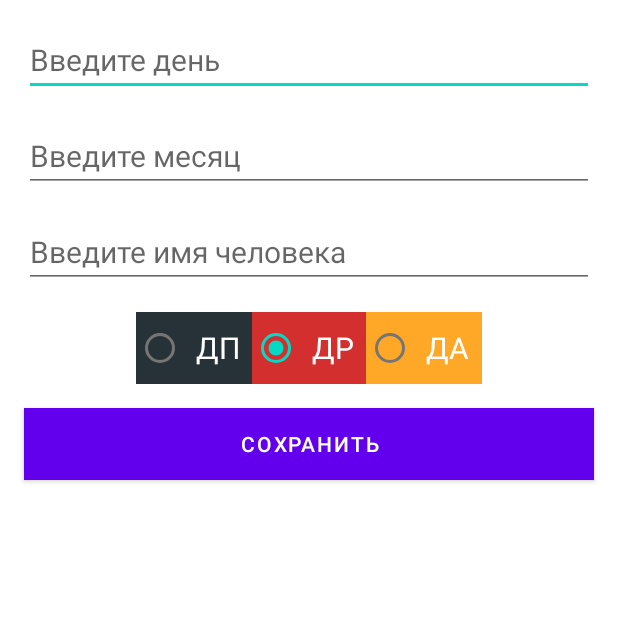
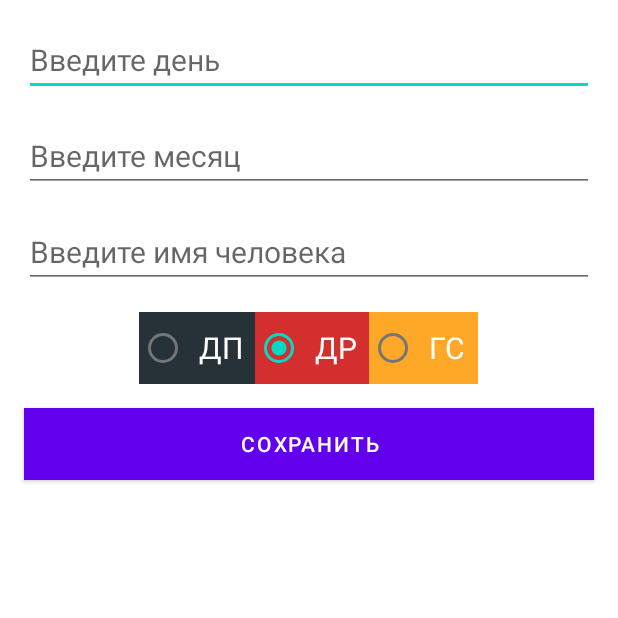
Before and after one commit to KorMari/events_in_my_life, an Android app: the AddNewNoteActivity screen opened directly, with no data from a screen before it, on a phone screen of 412 x 824 dp, the top half of it. Run offline under Robolectric (Android 15) with nearby library versions, the phone set to English and light mode, and no system bars; our stand-ins replace Room's generated code.

```diff
--- a/app/src/main/java/com/example/eventsinmylife/NotesAdapter.java
+++ b/app/src/main/java/com/example/eventsinmylife/NotesAdapter.java
@@ -53,7 +53,7 @@ public class NotesAdapter extends RecyclerView.Adapter<NotesAdapter.NotesViewHol
 //                colorRes = R.color.gray;
                 break;
             default:
-                eventText = "ДА";
+                eventText = "ГС";
 //                colorRes = R.color.sunshain;
                 break;
         }
--- a/app/src/main/java/com/example/eventsinmylife/NotesDao.java
+++ b/app/src/main/java/com/example/eventsinmylife/NotesDao.java
@@ -10,45 +10,8 @@ import java.util.List;
 @Dao
 public interface NotesDao {
 
-    @Query("SELECT * FROM notes")
-    List<Note>  getNotes();
-
-    @Query("SELECT id, dateOf, month, whatEvent, personName FROM notes WHERE month == 1")
-    List <Note> getJanuary ();
-
-    @Query("SELECT id, dateOf, month, whatEvent, personName FROM notes WHERE month == 2")
-    List <Note> getFebruary ();
-
-    @Query("SELECT id, dateOf, month, whatEvent, personName FROM notes WHERE month == 3")
-    List <Note> getMarch ();
-
-    @Query("SELECT id, dateOf, month, whatEvent, personName FROM notes WHERE month == 4")
-    List <Note> getApril();
-
-    @Query("SELECT id, dateOf, month, whatEvent, personName FROM notes WHERE month == 5")
-    List <Note> getMay ();
-
-    @Query("SELECT id, dateOf, month, whatEvent, personName FROM notes WHERE month == 6")
-    List <Note> getJune ();
-
-    @Query("SELECT id, dateOf, month, whatEvent, personName FROM notes WHERE month == 7")
-    List <Note> getJuly ();
-
-    @Query("SELECT id, dateOf, month, whatEvent, personName FROM notes WHERE month == 8")
-    List <Note> getAugust ();
-
-    @Query("SELECT id, dateOf, month, whatEvent, personName FROM notes WHERE month == 9")
-    List <Note> getSeptember ();
-
-    @Query("SELECT id, dateOf, month, whatEvent, personName FROM notes WHERE month == 10")
-    List <Note> getOctober ();
-
-    @Query("SELECT id, dateOf, month, whatEvent, personName FROM notes WHERE month == 11")
-    List <Note> getNovember ();
-
-    @Query("SELECT id, dateOf, month, whatEvent, personName FROM notes WHERE month == 12")
-    List <Note> getDecember ();
-
+    @Query("SELECT * FROM notes WHERE month = :idMonth + 1")
+    List<Note>  getNotes(int idMonth);
 
     @Insert
     void  add (Note note);
--- a/app/src/main/res/layout/activity_add_new_note.xml
+++ b/app/src/main/res/layout/activity_add_new_note.xml
@@ -11,7 +11,7 @@
         android:layout_width="match_parent"
         android:layout_height="wrap_content"
         android:layout_margin="16dp"
-        android:hint="Введите день"
+        android:hint="@string/hint_input_date"
         android:inputType="number"
         android:textSize="20sp"
         app:layout_constraintEnd_toEndOf="parent"
@@ -23,7 +23,7 @@
         android:layout_width="match_parent"
         android:layout_height="wrap_content"
         android:layout_margin="16dp"
-        android:hint="Введите месяц"
+        android:hint="@string/hint_input_month"
         android:inputType="number"
         android:textSize="20sp"
         app:layout_constraintEnd_toEndOf="parent"
@@ -36,7 +36,7 @@
         android:layout_width="match_parent"
         android:layout_height="wrap_content"
         android:layout_margin="16dp"
-        android:hint="Введите имя человека"
+        android:hint="@string/hint_input_person_name"
         android:inputType="textPersonName"
         android:textSize="20sp"
         app:layout_constraintEnd_toEndOf="parent"
@@ -60,7 +60,7 @@
                 android:background="@color/gray"
 
                 android:padding="8dp"
-                android:text="ДП"
+                android:text="@string/death_day"
                 android:textColor="@color/white"
                 android:textSize="20sp" />
 
@@ -71,7 +71,7 @@
                 android:background="@color/red"
                 android:padding="8dp"
                 android:checked="true"
-                android:text="ДР"
+                android:text="@string/birthday"
                 android:textColor="@color/white"
                 android:textSize="20sp" />
 
@@ -82,7 +82,7 @@
                 android:layout_height="wrap_content"
                 android:background="@color/sunshain"
                 android:padding="8dp"
-                android:text="ДА"
+                android:text="@string/wedding_day"
                 android:textColor="@color/white"
                 android:textSize="20sp" />
 
@@ -95,7 +95,7 @@
             android:layout_height="wrap_content"
             android:layout_margin="16dp"
             android:background="@color/teal_700"
-            android:text="Сохранить"
+            android:text="@string/save"
             app:layout_constraintEnd_toEndOf="parent"
 
             app:layout_constraintStart_toStartOf="parent"
--- a/app/src/main/res/values/strings.xml
+++ b/app/src/main/res/values/strings.xml
@@ -1,7 +1,14 @@
 <resources>
     <string name="app_name">Events in my life</string>
     <string name="january">Январь</string>
-<string-array name="months">
+    <string name="hint_input_date">Введите день</string>
+    <string name="hint_input_month">Введите месяц</string>
+    <string name="hint_input_person_name">Введите имя человека</string>
+    <string name="death_day">ДП</string>
+    <string name="birthday">ДР</string>
+    <string name="wedding_day">ГС</string>
+    <string name="save">Сохранить</string>
+    <string-array name="months">
     <item>Январь</item>
     <item>Февраль</item>
     <item>Март</item>
```
Also changed, not shown: app/src/main/java/com/example/eventsinmylife/MainActivity.java (+4 -48 lines).
